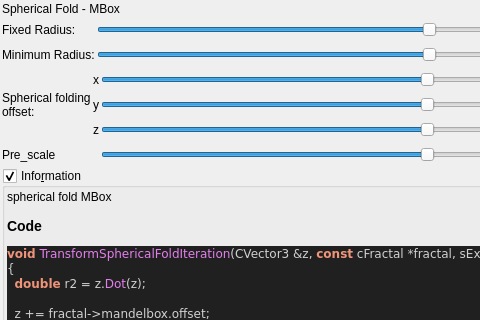
Old version of the form mandelbulber2/qt_data/fractal_transf_spherical_fold.ui in the repository buddhi1980/mandelbulber2; both pictures show x 0 to 480 and y 0 to 320 of the 853 by 987 pixel window.
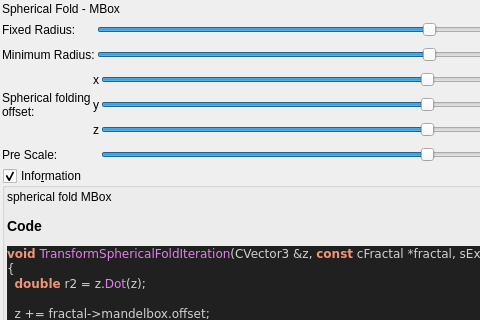
New version of the form. Custom widgets are drawn as their Qt base class.

The edit to the form file:
```diff
--- a/mandelbulber2/qt_data/fractal_transf_spherical_fold.ui
+++ b/mandelbulber2/qt_data/fractal_transf_spherical_fold.ui
@@ -374,7 +374,7 @@
      <item row="6" column="0">
       <widget class="QLabel" name="label_18">
        <property name="text">
-        <string>Pre_scale</string>
+        <string>Pre Scale:</string>
        </property>
       </widget>
      </item>
```
Left out of the diff: 15 changed lines with no effect on the pictures.
